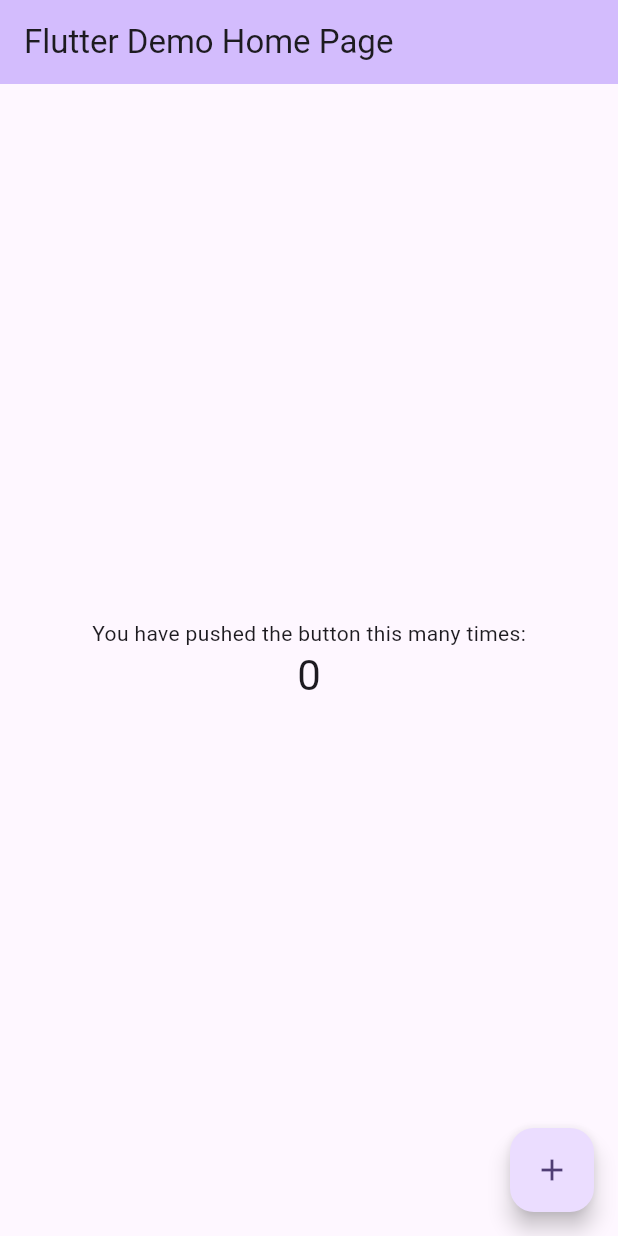
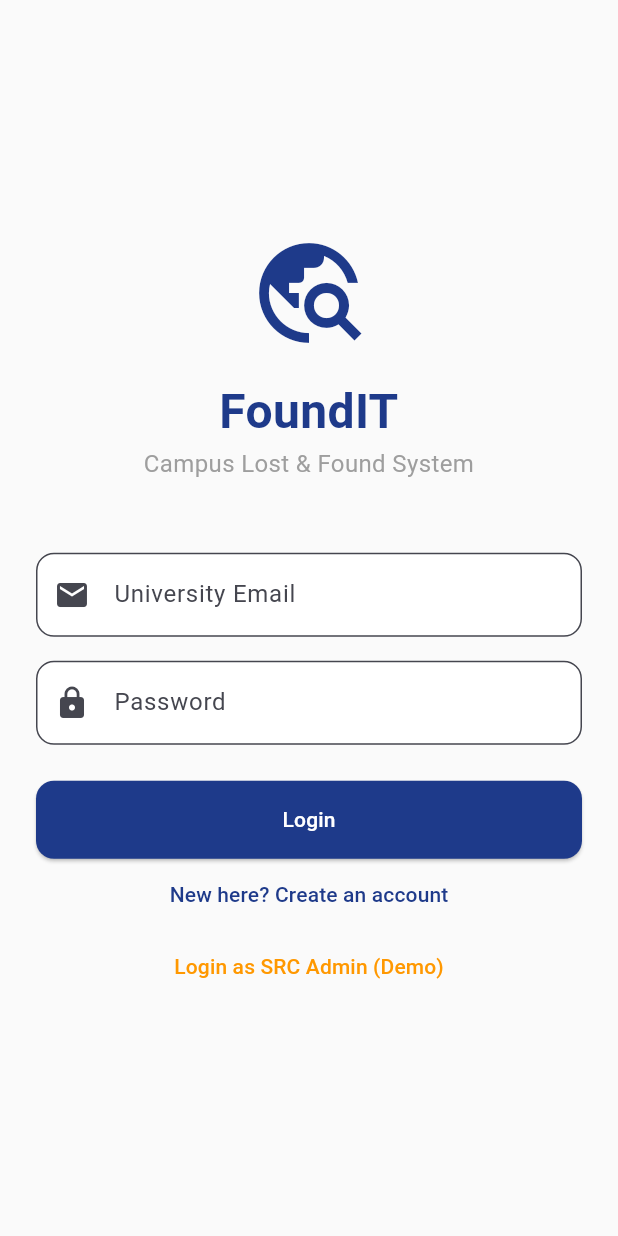
Before and after one commit to SYLLINEX/FoundIT, a Flutter app: the screen it shows after launch, on a phone screen of 412 x 824 dp. Run offline on Flutter 3.47's test engine with Material 3 defaults, Android fonts, the phone set to English and light mode, and no system bars.

Commit message:
feat: Integrate Firebase and File Selector plugins; add admin dashboard and authentication screens
- Added support for Firebase Firestore, Auth, Core, and Storage in both macOS and Windows.
- Integrated File Selector plugin for file handling on Linux and macOS.
- Created Admin Dashboard screen for SRC verification portal.
- Implemented Auth screen for user login and registration.
- Developed Main Wrapper for navigation between Map, Report, and Profile screens.
- Added Map Dashboard screen with placeholder for Google Maps integration.
- Created Report Item screen for reporting lost and found items.
- Designed Profile screen to display user information and activity.
- Updated pubspec.yaml with new dependencies and versions.
- Modified widget tests to reflect new app structure.

```diff
--- a/lib/main.dart
+++ b/lib/main.dart
@@ -1,122 +1,49 @@
 import 'package:flutter/material.dart';
+import 'screens/auth_screen.dart';
 
 void main() {
-  runApp(const MyApp());
+  runApp(const FoundItApp());
 }
 
-class MyApp extends StatelessWidget {
-  const MyApp({super.key});
+class FoundItApp extends StatelessWidget {
+  const FoundItApp({super.key});
 
-  // This widget is the root of your application.
   @override
   Widget build(BuildContext context) {
     return MaterialApp(
-      title: 'Flutter Demo',
+      title: 'FoundIT',
+      debugShowCheckedModeBanner: false,
       theme: ThemeData(
-        // This is the theme of your application.
-        //
-        // TRY THIS: Try running your application with "flutter run". You'll see
-        // the application has a purple toolbar. Then, without quitting the app,
-        // try changing the seedColor in the colorScheme below to Colors.green
-        // and then invoke "hot reload" (save your changes or press the "hot
-        // reload" button in a Flutter-supported IDE, or press "r" if you used
-        // the command line to start the app).
-        //
-        // Notice that the counter didn't reset back to zero; the application
-        // state is not lost during the reload. To reset the state, use hot
-        // restart instead.
-        //
-        // This works for code too, not just values: Most code changes can be
-        // tested with just a hot reload.
-        colorScheme: .fromSeed(seedColor: Colors.deepPurple),
+        useMaterial3: true,
+        colorScheme: ColorScheme.fromSeed(
+          seedColor: const Color(0xFF1E3A8A), // Deep Campus Blue
+          primary: const Color(0xFF1E3A8A),
+          secondary: const Color(0xFF10B981), // Emerald Green (Found)
+          error: const Color(0xFFEF4444),     // Red (Lost)
+          surface: Colors.grey[50]!,
+        ),
+        inputDecorationTheme: InputDecorationTheme(
+          border: OutlineInputBorder(
+            borderRadius: BorderRadius.circular(12),
+          ),
+          filled: true,
+          fillColor: Colors.white,
+        ),
+        cardTheme: CardThemeData(
+          elevation: 2,
+          shape: RoundedRectangleBorder(borderRadius: BorderRadius.circular(16)),
+          color: Colors.white,
+        ),
+        elevatedButtonTheme: ElevatedButtonThemeData(
+          style: ElevatedButton.styleFrom(
+            padding: const EdgeInsets.symmetric(vertical: 16),
+            shape: RoundedRectangleBorder(borderRadius: BorderRadius.circular(12)),
+            foregroundColor: Colors.white,
+            backgroundColor: const Color(0xFF1E3A8A),
+          ),
+        ),
       ),
-      home: const MyHomePage(title: 'Flutter Demo Home Page'),
+      home: const AuthScreen(),
     );
   }
 }
-
-class MyHomePage extends StatefulWidget {
-  const MyHomePage({super.key, required this.title});
-
-  // This widget is the home page of your application. It is stateful, meaning
-  // that it has a State object (defined below) that contains fields that affect
-  // how it looks.
-
-  // This class is the configuration for the state. It holds the values (in this
-  // case the title) provided by the parent (in this case the App widget) and
-  // used by the build method of the State. Fields in a Widget subclass are
-  // always marked "final".
-
-  final String title;
-
-  @override
-  State<MyHomePage> createState() => _MyHomePageState();
-}
-
-class _MyHomePageState extends State<MyHomePage> {
-  int _counter = 0;
-
-  void _incrementCounter() {
-    setState(() {
-      // This call to setState tells the Flutter framework that something has
-      // changed in this State, which causes it to rerun the build method below
-      // so that the display can reflect the updated values. If we changed
-      // _counter without calling setState(), then the build method would not be
-      // called again, and so nothing would appear to happen.
-      _counter++;
-    });
-  }
-
-  @override
-  Widget build(BuildContext context) {
-    // This method is rerun every time setState is called, for instance as done
-    // by the _incrementCounter method above.
-    //
-    // The Flutter framework has been optimized to make rerunning build methods
-    // fast, so that you can just rebuild anything that needs updating rather
-    // than having to individually change instances of widgets.
-    return Scaffold(
-      appBar: AppBar(
-        // TRY THIS: Try changing the color here to a specific color (to
-        // Colors.amber, perhaps?) and trigger a hot reload to see the AppBar
-        // change color while the other colors stay the same.
-        backgroundColor: Theme.of(context).colorScheme.inversePrimary,
-        // Here we take the value from the MyHomePage object that was created by
-        // the App.build method, and use it to set our appbar title.
-        title: Text(widget.title),
-      ),
-      body: Center(
-        // Center is a layout widget. It takes a single child and positions it
-        // in the middle of the parent.
-        child: Column(
-          // Column is also a layout widget. It takes a list of children and
-          // arranges them vertically. By default, it sizes itself to fit its
-          // children horizontally, and tries to be as tall as its parent.
-          //
-          // Column has various properties to control how it sizes itself and
-          // how it positions its children. Here we use mainAxisAlignment to
-          // center the children vertically; the main axis here is the vertical
-          // axis because Columns are vertical (the cross axis would be
-          // horizontal).
-          //
-          // TRY THIS: Invoke "debug painting" (choose the "Toggle Debug Paint"
-          // action in the IDE, or press "p" in the console), to see the
-          // wireframe for each widget.
-          mainAxisAlignment: .center,
-          children: [
-            const Text('You have pushed the button this many times:'),
-            Text(
-              '$_counter',
-              style: Theme.of(context).textTheme.headlineMedium,
-            ),
-          ],
-        ),
-      ),
-      floatingActionButton: FloatingActionButton(
-        onPressed: _incrementCounter,
-        tooltip: 'Increment',
-        child: const Icon(Icons.add),
-      ),
-    );
-  }
-}
--- /dev/null
+++ b/lib/screens/auth_screen.dart
@@ -0,0 +1,73 @@
+import 'package:flutter/material.dart';
+import 'main_wrapper.dart';
+import 'admin_dashboard_screen.dart';
+
+class AuthScreen extends StatefulWidget {
+  const AuthScreen({super.key});
+
+  @override
+  State<AuthScreen> createState() => _AuthScreenState();
+}
+
+class _AuthScreenState extends State<AuthScreen> {
+  bool isLogin = true;
+
+  @override
+  Widget build(BuildContext context) {
+    return Scaffold(
+      body: SafeArea(
+        child: Center(
+          child: SingleChildScrollView(
+            padding: const EdgeInsets.all(24.0),
+            child: Column(
+              mainAxisAlignment: MainAxisAlignment.center,
+              crossAxisAlignment: CrossAxisAlignment.stretch,
+              children: [
+                const Icon(Icons.travel_explore, size: 80, color: Color(0xFF1E3A8A)),
+                const SizedBox(height: 16),
+                const Text(
+                  'FoundIT',
+                  textAlign: TextAlign.center,
+                  style: TextStyle(fontSize: 32, fontWeight: FontWeight.bold, color: Color(0xFF1E3A8A)),
+                ),
+                const Text(
+                  'Campus Lost & Found System',
+                  textAlign: TextAlign.center,
+                  style: TextStyle(fontSize: 16, color: Colors.grey),
+                ),
+                const SizedBox(height: 48),
+                TextFormField(
+                  decoration: const InputDecoration(labelText: 'University Email', prefixIcon: Icon(Icons.email)),
+                ),
+                const SizedBox(height: 16),
+                TextFormField(
+                  obscureText: true,
+                  decoration: const InputDecoration(labelText: 'Password', prefixIcon: Icon(Icons.lock)),
+                ),
+                const SizedBox(height: 24),
+                ElevatedButton(
+                  onPressed: () {
+                    // Navigate to Main App
+                    Navigator.pushReplacement(context, MaterialPageRoute(builder: (_) => const MainWrapper()));
+                  },
+                  child: Text(isLogin ? 'Login' : 'Register'),
+                ),
+                TextButton(
+                  onPressed: () => setState(() => isLogin = !isLogin),
+                  child: Text(isLogin ? 'New here? Create an account' : 'Already have an account? Login'),
+                ),
+                // Quick Admin Access for Prototype
+                TextButton(
+                  onPressed: () {
+                    Navigator.push(context, MaterialPageRoute(builder: (_) => const AdminDashboardScreen()));
+                  },
+                  child: const Text('Login as SRC Admin (Demo)', style: TextStyle(color: Colors.orange)),
+                )
+              ],
+            ),
+          ),
+        ),
+      ),
+    );
+  }
+}
```
Also changed, not shown: lib/screens/admin_dashboard_screen.dart (added, +98 -0 lines), lib/screens/main_wrapper.dart (added, +37 -0 lines), lib/screens/map_dashboard_screen.dart (added, +77 -0 lines), lib/screens/profile_screen.dart (added, +49 -0 lines), lib/screens/report_item_screen.dart (added, +96 -0 lines), pubspec.yaml (+9 -0 lines), pubspec.lock, 9 other files.
